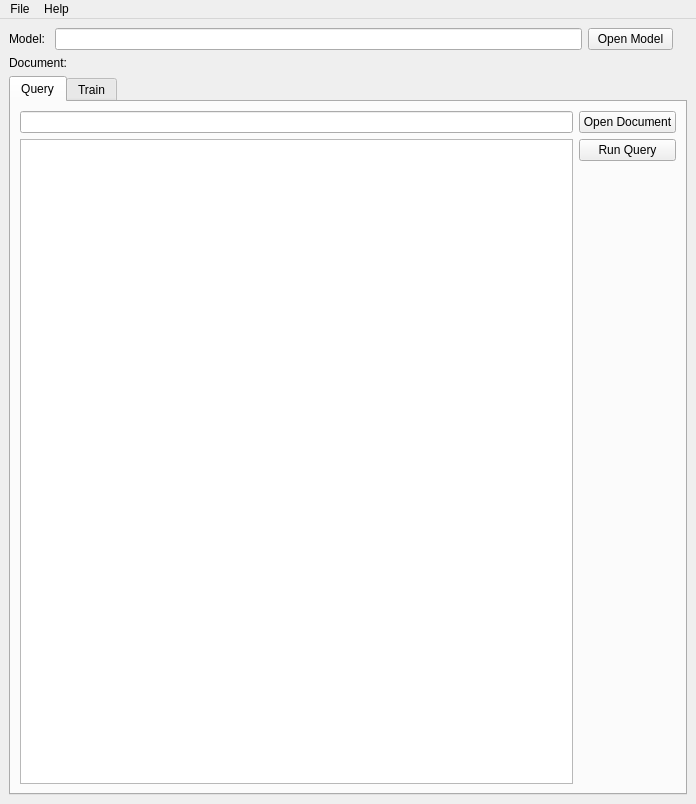
Qt form GUI/doctopic.ui (SeeligA/doctopic) before a commit.
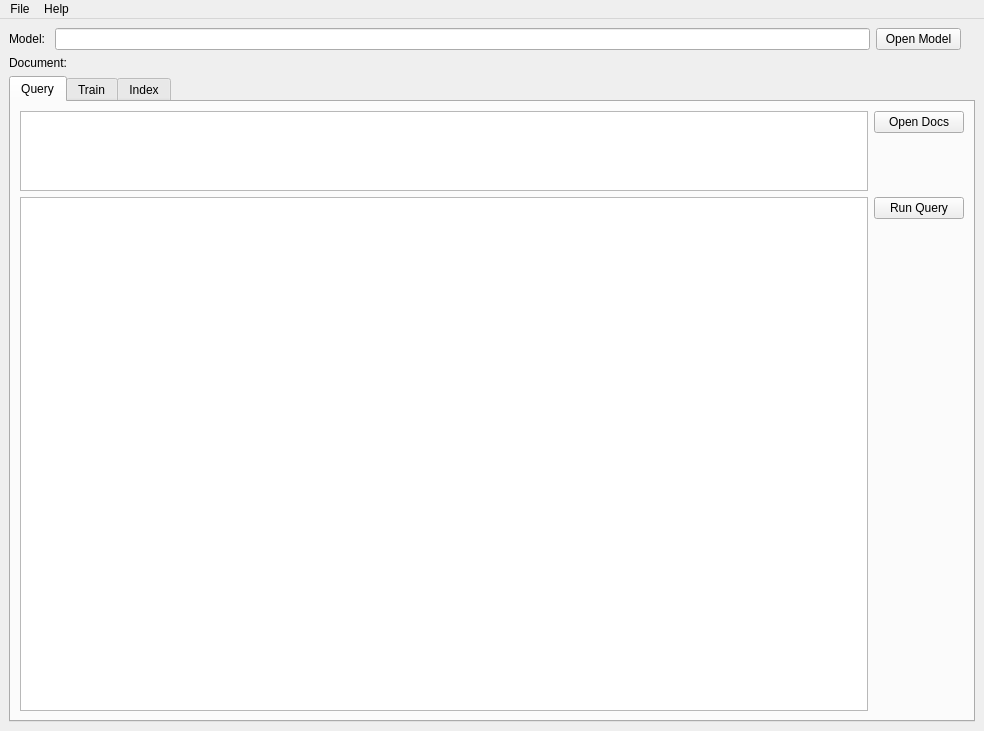
The same form after that commit. The open tabs and pages were chosen to show the change.

Commit message: feat: Add index tab for viewing indexed files

```diff
--- a/GUI/doctopic.ui
+++ b/GUI/doctopic.ui
@@ -9,8 +9,8 @@
    <rect>
     <x>0</x>
     <y>0</y>
-    <width>696</width>
-    <height>804</height>
+    <width>984</width>
+    <height>731</height>
    </rect>
   </property>
   <property name="sizePolicy">
@@ -143,35 +143,90 @@
     <item row="3" column="0" colspan="3">
      <widget class="QTabWidget" name="tabwidget">
       <property name="currentIndex">
-       <number>1</number>
+       <number>2</number>
+      </property>
+      <property name="usesScrollButtons">
+       <bool>true</bool>
       </property>
       <widget class="QWidget" name="query_tab">
        <attribute name="title">
         <string>Query</string>
        </attribute>
-       <layout class="QGridLayout" name="gridLayout">
-        <item row="0" column="3">
+       <layout class="QGridLayout" name="gridLayout" rowstretch="0,0,0">
+        <item row="1" column="0" colspan="4">
+         <widget class="QListWidget" name="query_list_widget">
+          <property name="sizePolicy">
+           <sizepolicy hsizetype="Expanding" vsizetype="Fixed">
+            <horstretch>0</horstretch>
+            <verstretch>0</verstretch>
+           </sizepolicy>
+          </property>
+          <property name="minimumSize">
+           <size>
+            <width>0</width>
+            <height>0</height>
+           </size>
+          </property>
+          <property name="maximumSize">
+           <size>
+            <width>16777215</width>
+            <height>80</height>
+           </size>
+          </property>
+          <property name="font">
+           <font>
+            <family>Calibri</family>
+            <pointsize>11</pointsize>
+           </font>
+          </property>
+          <property name="acceptDrops">
+           <bool>false</bool>
+          </property>
+          <property name="autoScrollMargin">
+           <number>16</number>
+          </property>
+          <property name="showDropIndicator" stdset="0">
+           <bool>true</bool>
+          </property>
+          <property name="iconSize">
+           <size>
+            <width>0</width>
+            <height>0</height>
+           </size>
+          </property>
+          <property name="viewMode">
+           <enum>QListView::ListMode</enum>
+          </property>
+          <property name="batchSize">
+           <number>80</number>
+          </property>
+          <property name="sortingEnabled">
+           <bool>true</bool>
+          </property>
+         </widget>
+        </item>
+        <item row="1" column="4" alignment="Qt::AlignTop">
          <widget class="QPushButton" name="open_doc_button">
           <property name="enabled">
            <bool>true</bool>
           </property>
-          <property name="sizePolicy">
-           <sizepolicy hsizetype="Minimum" vsizetype="Fixed">
-            <horstretch>0</horstretch>
-            <verstretch>0</verstretch>
-           </sizepolicy>
+          <property name="minimumSize">
+           <size>
+            <width>90</width>
+            <height>0</height>
+           </size>
           </property>
           <property name="maximumSize">
            <size>
-            <width>16777215</width>
+            <width>90</width>
             <height>16777215</height>
            </size>
           </property>
           <property name="text">
-           <string>Open Document</string>
+           <string>Open Docs</string>
           </property>
           <property name="autoDefault">
-           <bool>true</bool>
+           <bool>false</bool>
           </property>
           <property name="default">
            <bool>false</bool>
@@ -181,52 +236,37 @@
           </property>
          </widget>
         </item>
-        <item row="3" column="3">
-         <widget class="QPushButton" name="run_query_button">
-          <property name="enabled">
-           <bool>true</bool>
-          </property>
-          <property name="sizePolicy">
-           <sizepolicy hsizetype="Minimum" vsizetype="Fixed">
-            <horstretch>0</horstretch>
-            <verstretch>0</verstretch>
-           </sizepolicy>
-          </property>
-          <property name="maximumSize">
-           <size>
-            <width>160</width>
-            <height>16777215</height>
-           </size>
-          </property>
-          <property name="toolTip">
-           <string>Calculate post-edit distance score</string>
-          </property>
-          <property name="text">
-           <string>Run Query</string>
-          </property>
-         </widget>
+        <item row="2" column="4">
+         <layout class="QVBoxLayout" name="verticalLayout_3">
+          <item alignment="Qt::AlignTop">
+           <widget class="QPushButton" name="run_query_button">
+            <property name="enabled">
+             <bool>true</bool>
+            </property>
+            <property name="minimumSize">
+             <size>
+              <width>85</width>
+              <height>0</height>
+             </size>
+            </property>
+            <property name="toolTip">
+             <string>Calculate post-edit distance score</string>
+            </property>
+            <property name="text">
+             <string>Run Query</string>
+            </property>
+           </widget>
+          </item>
+         </layout>
         </item>
-        <item row="0" column="0" colspan="2">
-         <widget class="QLineEdit" name="input_line_edit_query">
-          <property name="sizePolicy">
-           <sizepolicy hsizetype="Preferred" vsizetype="Fixed">
-            <horstretch>10</horstretch>
-            <verstretch>0</verstretch>
-           </sizepolicy>
-          </property>
-          <property name="maximumSize">
-           <size>
-            <width>16777215</width>
-            <height>16777215</height>
-           </size>
-          </property>
-          <property name="layoutDirection">
-           <enum>Qt::RightToLeft</enum>
-          </property>
-         </widget>
-        </item>
-        <item row="3" column="0" rowspan="2" colspan="2">
+        <item row="2" column="0" colspan="4">
          <widget class="QTextEdit" name="textOutput">
+          <property name="sizePolicy">
+           <sizepolicy hsizetype="Preferred" vsizetype="Expanding">
+            <horstretch>0</horstretch>
+            <verstretch>0</verstretch>
+           </sizepolicy>
+          </property>
           <property name="font">
            <font>
             <family>Calibri</family>
@@ -421,6 +461,77 @@
         </item>
        </layout>
       </widget>
+      <widget class="QWidget" name="index_tab">
+       <attribute name="title">
+        <string>Index</string>
+       </attribute>
+       <widget class="QPushButton" name="dummy_button">
+        <property name="geometry">
+         <rect>
+          <x>280</x>
+          <y>590</y>
+          <width>256</width>
+          <height>23</height>
+         </rect>
+        </property>
+        <property name="text">
+         <string>PushButton</string>
+        </property>
+       </widget>
+       <widget class="QWidget" name="">
+        <property name="geometry">
+         <rect>
+          <x>10</x>
+          <y>10</y>
+          <width>258</width>
+          <height>601</height>
+         </rect>
+        </property>
+        <layout class="QVBoxLayout" name="verticalLayout_2">
+         <item>
+          <widget class="QPushButton" name="load_tree_button">
+           <property name="text">
+            <string>Load Tree</string>
+           </property>
+          </widget>
+         </item>
+         <item>
+          <widget class="QTreeWidget" name="treeWidget">
+           <property name="sizeAdjustPolicy">
+            <enum>QAbstractScrollArea::AdjustIgnored</enum>
+           </property>
+           <property name="sortingEnabled">
+            <bool>true</bool>
+           </property>
+           <property name="allColumnsShowFocus">
+            <bool>false</bool>
+           </property>
+           <property name="headerHidden">
+            <bool>false</bool>
+           </property>
+           <column>
+            <property name="text">
+             <string>Files</string>
+            </property>
+           </column>
+           <column>
+            <property name="text">
+             <string>Count</string>
+            </property>
+            <property name="textAlignment">
+             <set>AlignJustify|AlignVCenter</set>
+            </property>
+           </column>
+           <column>
+            <property name="text">
+             <string>IDX</string>
+            </property>
+           </column>
+          </widget>
+         </item>
+        </layout>
+       </widget>
+      </widget>
      </widget>
     </item>
    </layout>
@@ -430,7 +541,7 @@
     <rect>
      <x>0</x>
      <y>0</y>
-     <width>696</width>
+     <width>984</width>
      <height>21</height>
     </rect>
    </property>
```
Left out of the diff: 34 changed lines with no effect on the pictures. The commit also changes 3 other files.
